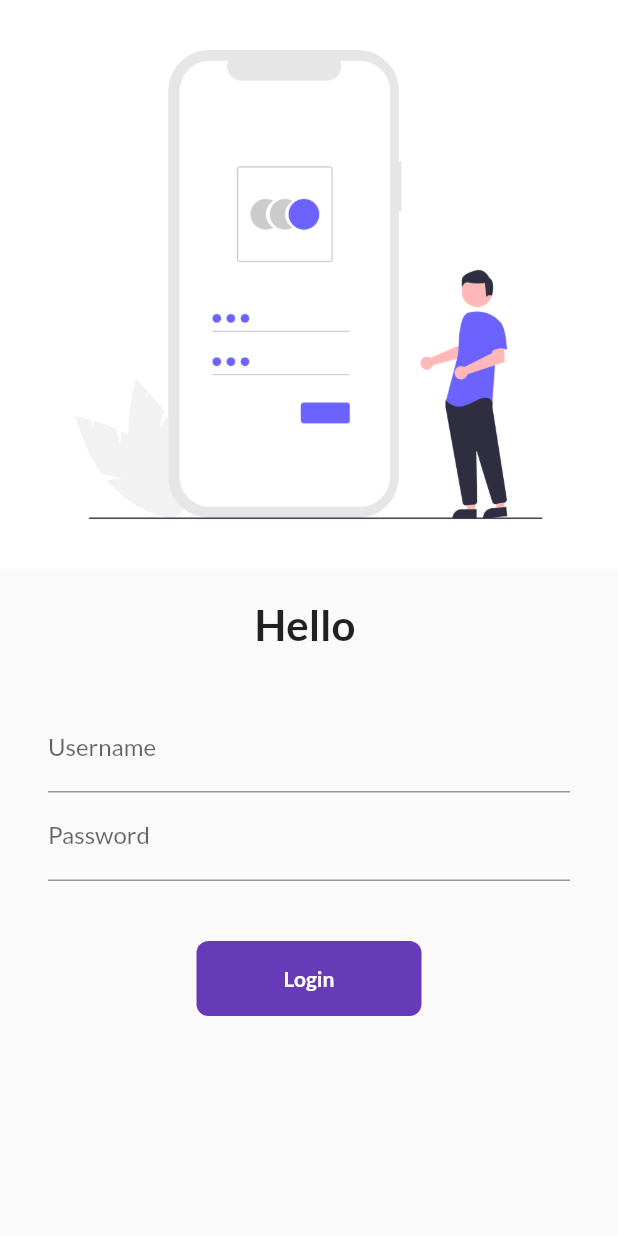
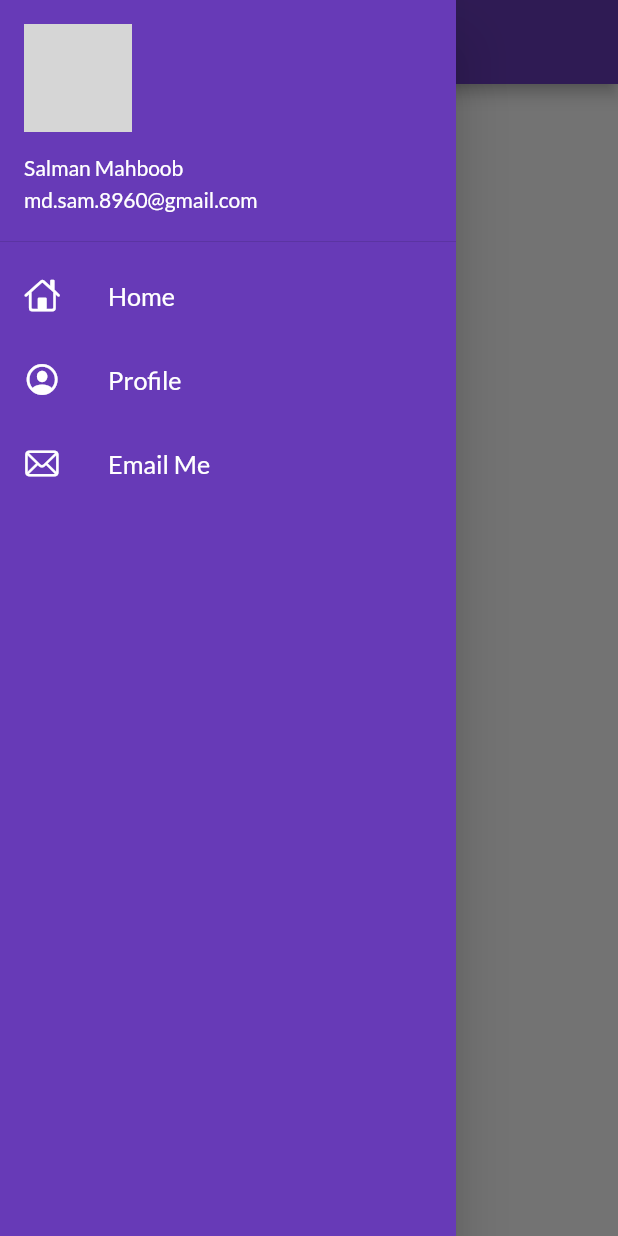
Before and after one commit to smv8960/Flutter_Catalog_app, a Flutter app: the screen it shows after launch, with the side drawer open (before the commit the screen has no drawer), on a phone screen of 412 x 824 dp. Run offline on Flutter 3.47's test engine with Material 2 defaults, Android fonts, the phone set to English and light mode, and no system bars; our stand-ins replace google_fonts; network calls fail; grey boxes are pictures that could not be loaded.

Commit message:
day8 completed

```diff
--- a/lib/main.dart
+++ b/lib/main.dart
@@ -20,7 +20,7 @@ class MyApp extends StatelessWidget {
         //primaryTextTheme: GoogleFonts.latoTextTheme()
       ),
       darkTheme: ThemeData(brightness: Brightness.dark),
-      initialRoute: "/",
+      initialRoute: MyRoutes.homeRoute,
       routes: {
         "/": (context) => LoginPage(),
         MyRoutes.loginRoute: (context) => LoginPage(),
--- a/lib/pages/homepage.dart
+++ b/lib/pages/homepage.dart
@@ -1,3 +1,4 @@
+import 'package:catalog/widgets/drawer.dart';
 import 'package:flutter/material.dart';
 
 class HomePage extends StatelessWidget {
@@ -14,7 +15,7 @@ class HomePage extends StatelessWidget {
           child: Text("Hello brother"),
         ),
       ),
-      drawer: Drawer(),
+      drawer: MyDrawer(),
     );
   }
 }
--- /dev/null
+++ b/lib/widgets/drawer.dart
@@ -0,0 +1,65 @@
+import 'package:flutter/cupertino.dart';
+import 'package:flutter/material.dart';
+
+class MyDrawer extends StatelessWidget {
+  const MyDrawer({Key? key}) : super(key: key);
+
+  @override
+  Widget build(BuildContext context) {
+    final imageUrl =
+        "https://media-exp1.licdn.com/dms/image/C5603AQHS3KINVK7x4g/profile-displayphoto-shrink_800_800/0/1610726892921?e=1632355200&v=beta&t=Y0xFOWBcGyf53ol7W5m_u7lsSj8FmYR0kr_J8sRAr-c";
+    return Drawer(
+      child: Container(
+        color: Colors.deepPurple,
+        child: ListView(
+          padding: EdgeInsets.zero,
+          children: [
+            DrawerHeader(
+              padding: EdgeInsets.zero,
+              child: UserAccountsDrawerHeader(
+                margin: EdgeInsets.zero,
+                accountName: Text("Salman Mahboob"),
+                accountEmail: Text("md.sam.8960@gmail.com"),
+                currentAccountPicture:
+                    CircleAvatar(backgroundImage: NetworkImage(imageUrl)),
+              ),
+            ),
+            ListTile(
+              leading: Icon(
+                CupertinoIcons.home,
+                color: Colors.white,
+              ),
+              title: Text(
+                "Home",
+                textScaleFactor: 1.2,
+                style: TextStyle(color: Colors.white),
+              ),
+            ),
+            ListTile(
+              leading: Icon(
+                CupertinoIcons.profile_circled,
+                color: Colors.white,
+              ),
+              title: Text(
+                "Profile",
+                textScaleFactor: 1.2,
+                style: TextStyle(color: Colors.white),
+              ),
+            ),
+            ListTile(
+              leading: Icon(
+                CupertinoIcons.mail,
+                color: Colors.white,
+              ),
+              title: Text(
+                "Email Me",
+                textScaleFactor: 1.2,
+                style: TextStyle(color: Colors.white),
+              ),
+            ),
+          ],
+        ),
+      ),
+    );
+  }
+}
```
